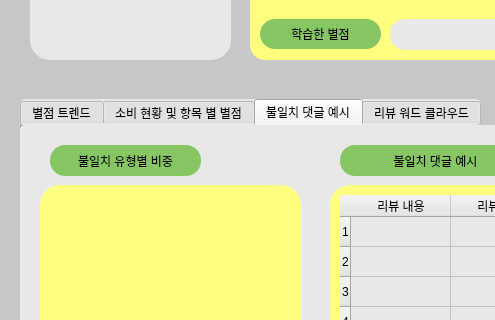
Old version of the form ui/content.ui in the repository loisRK/gp_team; both pictures show x 0 to 495 and y 241 to 561 of the 880 by 840 pixel window.
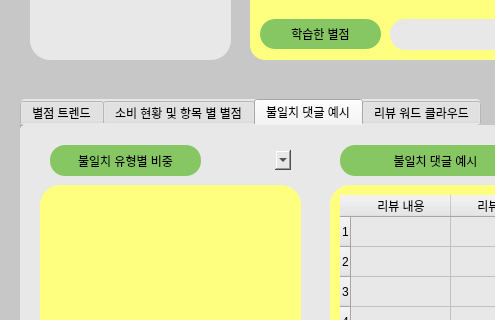
New version of the form.

Commit message: [gui] 비중 그래프 추가 완료, 스토어 수정

```diff
--- a/ui/content.ui
+++ b/ui/content.ui
@@ -471,6 +471,19 @@
 background-color: rgb(255, 255, 127);</string>
      </property>
     </widget>
+    <widget class="QComboBox" name="comboBox">
+     <property name="geometry">
+      <rect>
+       <x>200</x>
+       <y>25</y>
+       <width>71</width>
+       <height>20</height>
+      </rect>
+     </property>
+     <property name="styleSheet">
+      <string notr="true"/>
+     </property>
+    </widget>
     <zorder>graphicsView_12</zorder>
     <zorder>label_19</zorder>
     <zorder>label_22</zorder>
```
Left out of the diff: 1 changed line with no effect on the pictures. The commit also changes 6 other files.
